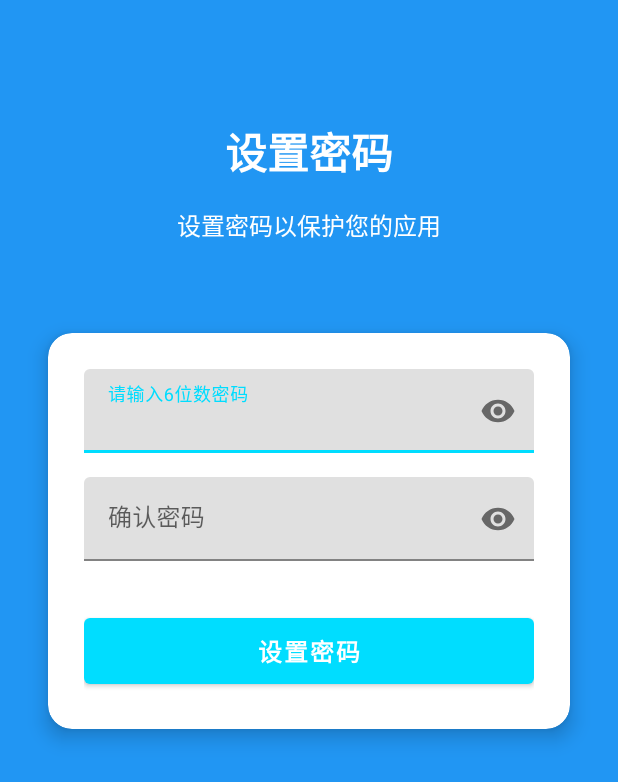
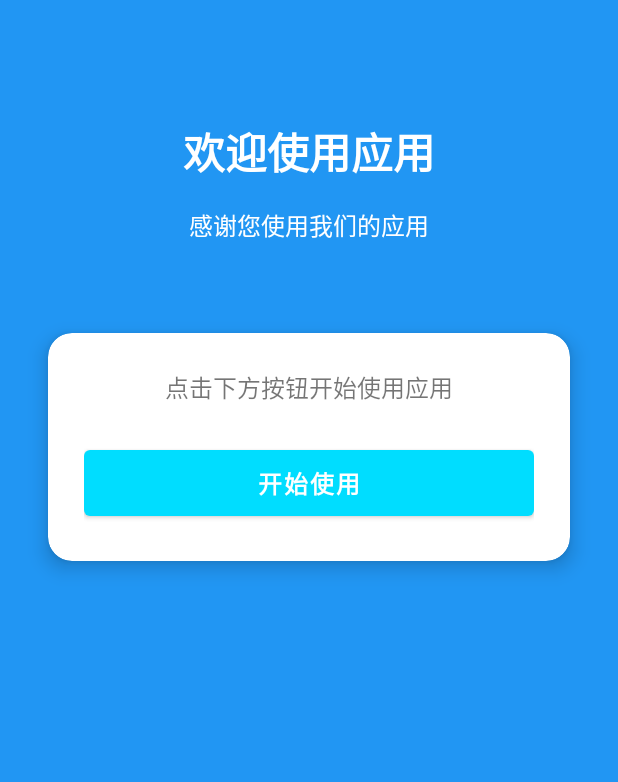
Before and after one commit to wzmwayne/AndroidTestApp, an Android app: the screen it shows after launch (WelcomeActivity), on a phone screen of 412 x 824 dp. Shown: the top 782 px of the screen. Run offline under Robolectric (Android 15) with nearby library versions, the phone set to English and light mode, and no system bars.

Commit message:
删除所有密码相关功能，简化应用启动流程

```diff
--- a/app/src/main/java/com/example/testapp/SettingsActivity.java
+++ b/app/src/main/java/com/example/testapp/SettingsActivity.java
@@ -42,7 +42,7 @@ public class SettingsActivity extends AppCompatActivity {
 
     private void setupClickListeners() {
         changePasswordButton.setOnClickListener(v -> {
-            // 重新设置密码
+            // 重置应用
             passwordManager.setFirstTimeComplete();
             startActivity(new Intent(this, WelcomeActivity.class));
             finish();
--- a/app/src/main/java/com/example/testapp/WelcomeActivity.java
+++ b/app/src/main/java/com/example/testapp/WelcomeActivity.java
@@ -2,12 +2,9 @@ package com.example.testapp;
 
 import android.content.Intent;
 import android.os.Bundle;
-import android.text.TextUtils;
 import android.view.View;
 import android.widget.Button;
-import android.widget.EditText;
 import android.widget.TextView;
-import android.widget.Toast;
 
 import androidx.appcompat.app.AppCompatActivity;
 
@@ -17,11 +14,8 @@ import com.example.testapp.utils.PermissionManager;
 public class WelcomeActivity extends AppCompatActivity {
     private PasswordManager passwordManager;
     private PermissionManager permissionManager;
-    private EditText passwordInput;
-    private EditText confirmPasswordInput;
     private Button submitButton;
     private TextView titleText;
-    private boolean isSettingPassword = false;
 
     @Override
     protected void onCreate(Bundle savedInstanceState) {
@@ -37,80 +31,29 @@ public class WelcomeActivity extends AppCompatActivity {
 
     private void initViews() {
         titleText = findViewById(R.id.titleText);
-        passwordInput = findViewById(R.id.passwordInput);
-        confirmPasswordInput = findViewById(R.id.confirmPasswordInput);
         submitButton = findViewById(R.id.submitButton);
     }
 
     private void setupUI() {
         if (passwordManager.isFirstTime()) {
-            // 首次使用，设置密码
-            isSettingPassword = true;
-            titleText.setText(R.string.set_password);
-            confirmPasswordInput.setVisibility(View.VISIBLE);
-            submitButton.setText(R.string.set_password);
+            // 首次使用
+            titleText.setText("欢迎使用应用");
+            submitButton.setText("开始使用");
         } else {
-            // 已有密码，验证身份
-            isSettingPassword = false;
-            titleText.setText(R.string.enter_password);
-            confirmPasswordInput.setVisibility(View.GONE);
-            submitButton.setText(R.string.unlock);
+            // 已使用过
+            titleText.setText("欢迎回来");
+            submitButton.setText("进入应用");
         }
 
         submitButton.setOnClickListener(v -> handleSubmit());
     }
 
     private void handleSubmit() {
-        String password = passwordInput.getText().toString().trim();
+        // 标记首次使用完成
+        passwordManager.setFirstTimeComplete();
 
-        if (TextUtils.isEmpty(password)) {
-            Toast.makeText(this, R.string.password_hint, Toast.LENGTH_SHORT).show();
-            return;
-        }
-
-        if (isSettingPassword) {
-            handlePasswordSetup(password);
-        } else {
-            handlePasswordVerification(password);
-        }
-    }
-
-    private void handlePasswordSetup(String password) {
-        String confirmPassword = confirmPasswordInput.getText().toString().trim();
-
-        if (!passwordManager.isValidPassword(password)) {
-            Toast.makeText(this, R.string.password_length_error, Toast.LENGTH_SHORT).show();
-            return;
-        }
-
-        if (!password.equals(confirmPassword)) {
-            Toast.makeText(this, R.string.password_not_match, Toast.LENGTH_SHORT).show();
-            return;
-        }
-
-        try {
-            // 防止在设置密码时闪退
-            passwordManager.setPassword(password);
-            passwordManager.setFirstTimeComplete();
-
-            // 设置完密码后，请求权限
-            requestPermissions();
-        } catch (Exception e) {
-            Toast.makeText(this, "设置密码失败，请重试", Toast.LENGTH_SHORT).show();
-            e.printStackTrace();
-        }
-    }
-
-    private void handlePasswordVerification(String password) {
-        if (!passwordManager.checkPassword(password)) {
-            Toast.makeText(this, R.string.wrong_password, Toast.LENGTH_SHORT).show();
-            passwordInput.setText("");
-            return;
-        }
-
-        // 密码正确，进入主界面
-        startActivity(new Intent(this, MainActivity.class));
-        finish();
+        // 请求权限
+        requestPermissions();
     }
 
     private void requestPermissions() {
--- a/app/src/main/res/layout/activity_welcome.xml
+++ b/app/src/main/res/layout/activity_welcome.xml
@@ -25,7 +25,7 @@
         android:layout_width="wrap_content"
         android:layout_height="wrap_content"
         android:layout_marginTop="16dp"
-        android:text="设置密码以保护您的应用"
+        android:text="感谢您使用我们的应用"
         android:textColor="@android:color/white"
         android:textSize="16sp"
         app:layout_constraintEnd_toEndOf="parent"
@@ -50,44 +50,19 @@
             android:orientation="vertical"
             android:padding="24dp">
 
-            <com.google.android.material.textfield.TextInputLayout
-                android:id="@+id/passwordLayout"
+            <TextView
                 android:layout_width="match_parent"
                 android:layout_height="wrap_content"
-                android:hint="@string/password_hint"
-                app:passwordToggleEnabled="true">
-
-                <com.google.android.material.textfield.TextInputEditText
-                    android:id="@+id/passwordInput"
-                    android:layout_width="match_parent"
-                    android:layout_height="wrap_content"
-                    android:inputType="numberPassword"
-                    android:maxLength="6" />
-            </com.google.android.material.textfield.TextInputLayout>
-
-            <com.google.android.material.textfield.TextInputLayout
-                android:id="@+id/confirmPasswordLayout"
-                android:layout_width="match_parent"
-                android:layout_height="wrap_content"
-                android:layout_marginTop="16dp"
-                android:hint="@string/confirm_password"
-                android:visibility="visible"
-                app:passwordToggleEnabled="true">
-
-                <com.google.android.material.textfield.TextInputEditText
-                    android:id="@+id/confirmPasswordInput"
-                    android:layout_width="match_parent"
-                    android:layout_height="wrap_content"
-                    android:inputType="numberPassword"
-                    android:maxLength="6" />
-            </com.google.android.material.textfield.TextInputLayout>
+                android:gravity="center"
+                android:text="点击下方按钮开始使用应用"
+                android:textSize="16sp"
+                android:layout_marginBottom="24dp" />
 
             <Button
                 android:id="@+id/submitButton"
                 android:layout_width="match_parent"
                 android:layout_height="56dp"
-                android:layout_marginTop="32dp"
-                android:text="@string/set_password"
+                android:text="开始使用"
                 android:textSize="16sp"
                 android:textStyle="bold" />
 
```
Also changed, not shown: app/src/main/java/com/example/testapp/utils/PasswordManager.java (+2 -81 lines).
